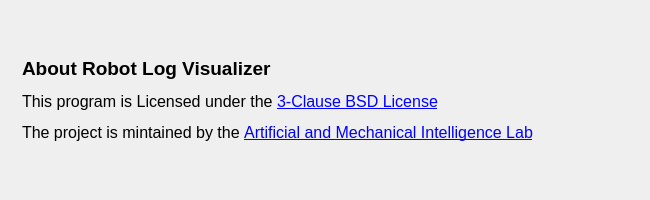
First picture: the form in ui/misc/about.ui, repository ami-iit/robot-log-visualizer, before the edit.
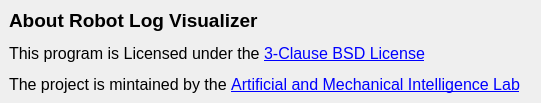
Second picture: the form after the edit. Icons and pictures are not drawn.

Commit message: Finalize the about widget

```diff
--- a/ui/misc/about.ui
+++ b/ui/misc/about.ui
@@ -6,54 +6,26 @@
    <rect>
     <x>0</x>
     <y>0</y>
-    <width>650</width>
-    <height>200</height>
+    <width>541</width>
+    <height>102</height>
    </rect>
   </property>
   <property name="maximumSize">
    <size>
-    <width>650</width>
-    <height>200</height>
+    <width>541</width>
+    <height>102</height>
    </size>
   </property>
   <property name="windowTitle">
    <string>Robot Log Visualizer - About</string>
   </property>
   <widget class="QWidget" name="centralwidget">
-   <property name="minimumSize">
-    <size>
-     <width>650</width>
-     <height>200</height>
-    </size>
-   </property>
-   <property name="maximumSize">
-    <size>
-     <width>650</width>
-     <height>200</height>
-    </size>
-   </property>
    <layout class="QHBoxLayout" name="horizontalLayout">
-    <item>
-     <widget class="QLabel" name="label">
-      <property name="text">
-       <string/>
-      </property>
-      <property name="pixmap">
-       <pixmap>../misc/logo.png</pixmap>
-      </property>
-     </widget>
-    </item>
     <item>
      <widget class="QLabel" name="label_2">
       <property name="enabled">
        <bool>true</bool>
       </property>
-      <property name="maximumSize">
-       <size>
-        <width>16777215</width>
-        <height>16777215</height>
-       </size>
-      </property>
       <property name="text">
        <string>&lt;html&gt;&lt;head/&gt;&lt;body&gt;&lt;p&gt;&lt;span style=&quot; font-size:14pt; font-weight:600;&quot;&gt;About Robot Log Visualizer&lt;/span&gt;&lt;/p&gt;&lt;p&gt;&lt;span style=&quot; font-size:12pt;&quot;&gt;This program is Licensed under the &lt;/span&gt;&lt;a href=&quot;https://github.com/ami-iit/robot-log-visualizer/blob/main/LICENSE&quot;&gt;&lt;span style=&quot; font-size:12pt; text-decoration: underline; color:#0000ff;&quot;&gt;3-Clause BSD License&lt;/span&gt;&lt;/a&gt;&lt;/p&gt;&lt;p&gt;&lt;span style=&quot; font-size:12pt;&quot;&gt;The project is mintained by the &lt;/span&gt;&lt;a href=&quot;https://ami.iit.it/&quot;&gt;&lt;span style=&quot; font-size:12pt; text-decoration: underline; color:#0000ff;&quot;&gt;Artificial and Mechanical Intelligence Lab&lt;/span&gt;&lt;/a&gt;&lt;/p&gt;&lt;/body&gt;&lt;/html&gt;</string>
       </property>
@@ -62,19 +34,6 @@
       </property>
      </widget>
     </item>
-    <item>
-     <spacer name="horizontalSpacer">
-      <property name="orientation">
-       <enum>Qt::Horizontal</enum>
-      </property>
-      <property name="sizeHint" stdset="0">
-       <size>
-        <width>40</width>
-        <height>20</height>
-       </size>
-      </property>
-     </spacer>
-    </item>
    </layout>
   </widget>
  </widget>
```
